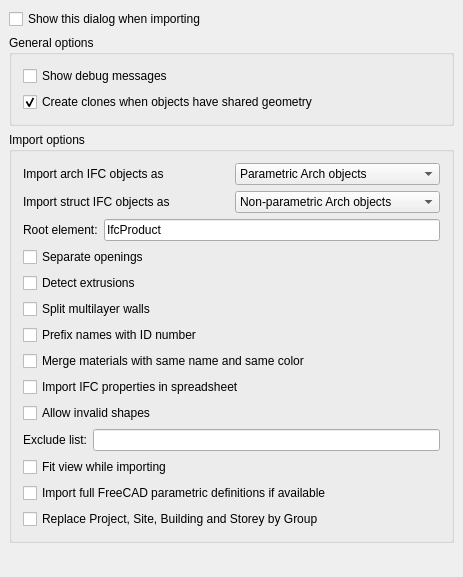
This is src/Mod/Arch/Resources/ui/preferences-ifc.ui in southseact-3d/fcd as Qt 5 draws it before an edit. The edited form follows.
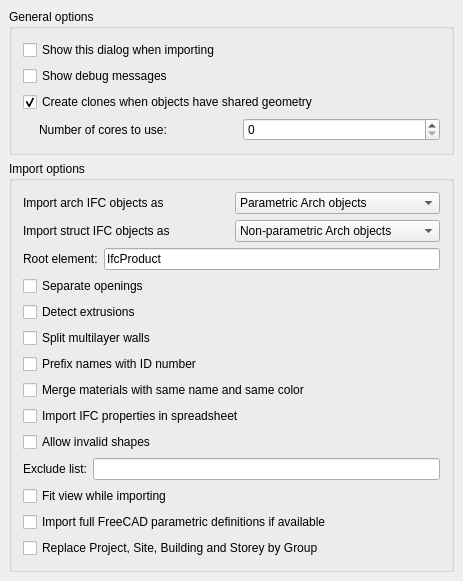
This is the edited form. Custom widgets are drawn as their Qt base class.

The edit to the form file:
```diff
--- a/src/Mod/Arch/Resources/ui/preferences-ifc.ui
+++ b/src/Mod/Arch/Resources/ui/preferences-ifc.ui
@@ -20,25 +20,25 @@
    <property name="margin">
     <number>9</number>
    </property>
-   <item>
-    <widget class="Gui::PrefCheckBox" name="checkBox_7">
-     <property name="text">
-      <string>Show this dialog when importing</string>
-     </property>
-     <property name="prefEntry" stdset="0">
-      <cstring>ifcShowDialog</cstring>
-     </property>
-     <property name="prefPath" stdset="0">
-      <cstring>Mod/Arch</cstring>
-     </property>
-    </widget>
-   </item>
    <item>
     <widget class="QGroupBox" name="groupBox_3">
      <property name="title">
       <string>General options</string>
      </property>
      <layout class="QVBoxLayout" name="verticalLayout_3">
+      <item>
+       <widget class="Gui::PrefCheckBox" name="checkBox_7">
+        <property name="text">
+         <string>Show this dialog when importing</string>
+        </property>
+        <property name="prefEntry" stdset="0">
+         <cstring>ifcShowDialog</cstring>
+        </property>
+        <property name="prefPath" stdset="0">
+         <cstring>Mod/Arch</cstring>
+        </property>
+       </widget>
+      </item>
       <item>
        <widget class="Gui::PrefCheckBox" name="gui::prefcheckbox_5">
         <property name="toolTip">
@@ -76,6 +76,46 @@
         </property>
        </widget>
       </item>
+      <item>
+       <layout class="QHBoxLayout" name="horizontalLayout">
+        <item>
+         <spacer name="horizontalSpacer">
+          <property name="orientation">
+           <enum>Qt::Horizontal</enum>
+          </property>
+          <property name="sizeType">
+           <enum>QSizePolicy::Fixed</enum>
+          </property>
+          <property name="sizeHint" stdset="0">
+           <size>
+            <width>16</width>
+            <height>20</height>
+           </size>
+          </property>
+         </spacer>
+        </item>
+        <item>
+         <widget class="QLabel" name="label">
+          <property name="text">
+           <string>Number of cores to use:</string>
+          </property>
+         </widget>
+        </item>
+        <item>
+         <widget class="Gui::PrefSpinBox" name="spinBox">
+          <property name="toolTip">
+           <string>EXPERIMENAL - The number of cores to use in multicore mode. Keep 0 to disable multicore mode, or 1 to use multicore mode in single-core mode (safer if you get crashes). Max value should be your number of cores - 1, ex: 3 of you have a quad-core CPU.</string>
+          </property>
+          <property name="prefEntry" stdset="0">
+           <cstring>ifcMulticore</cstring>
+          </property>
+          <property name="prefPath" stdset="0">
+           <cstring>Mod/Arch</cstring>
+          </property>
+         </widget>
+        </item>
+       </layout>
+      </item>
      </layout>
     </widget>
    </item>
@@ -422,6 +462,11 @@
  <layoutdefault spacing="6" margin="11"/>
  <pixmapfunction>qPixmapFromMimeSource</pixmapfunction>
  <customwidgets>
+  <customwidget>
+   <class>Gui::PrefSpinBox</class>
+   <extends>QSpinBox</extends>
+   <header>Gui/PrefWidgets.h</header>
+  </customwidget>
   <customwidget>
    <class>Gui::PrefCheckBox</class>
    <extends>QCheckBox</extends>
```
